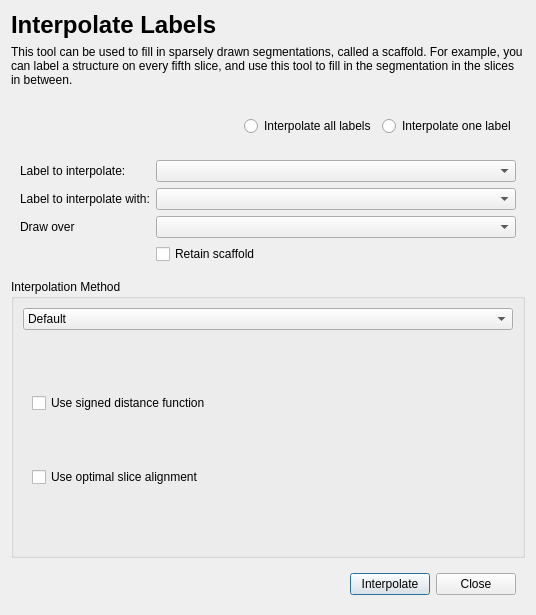
First picture: the form in GUI/Qt/Windows/InterpolateLabelsDialog.ui, repository pyushkevich/itksnap, before the edit.
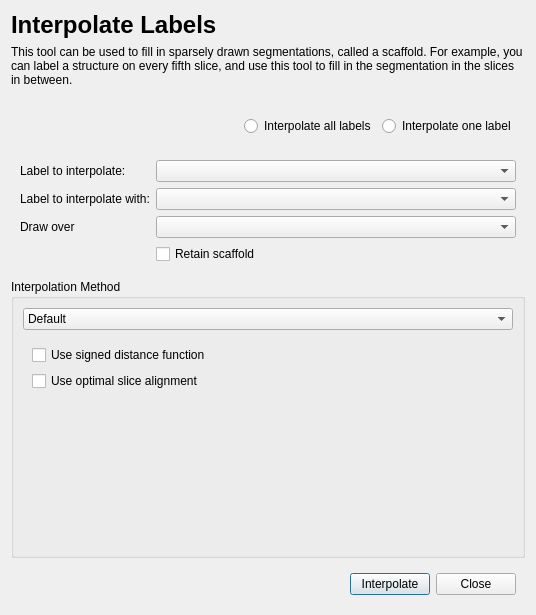
Second picture: the form after the edit. The open tabs and pages were chosen to show the change.

What changed in the file:
```diff
--- a/GUI/Qt/Windows/InterpolateLabelsDialog.ui
+++ b/GUI/Qt/Windows/InterpolateLabelsDialog.ui
@@ -199,12 +199,22 @@
           <item>
            <widget class="QCheckBox" name="chkMorphologyUseOptimalAlignment">
             <property name="text">
-             <string>Use optimal slice alignment  </string>
+             <string>Use optimal slice alignment</string>
             </property>
            </widget>
           </item>
           <item>
-           <layout class="QHBoxLayout" name="horizontalLayout_3"/>
+           <spacer name="verticalSpacer">
+            <property name="orientation">
+             <enum>Qt::Vertical</enum>
+            </property>
+            <property name="sizeHint" stdset="0">
+             <size>
+              <width>20</width>
+              <height>40</height>
+             </size>
+            </property>
+           </spacer>
           </item>
          </layout>
         </widget>
```
Left out of the diff: 8 changed lines with no effect on the pictures.
